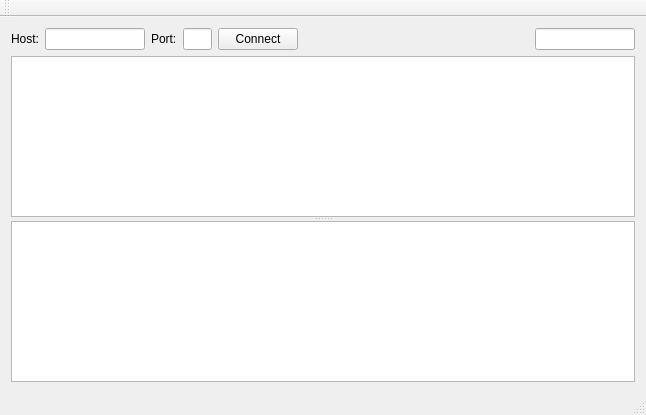
Above: repeater/mainwindow.ui from mocap-ca/vive before the change. Below: the same form after it.
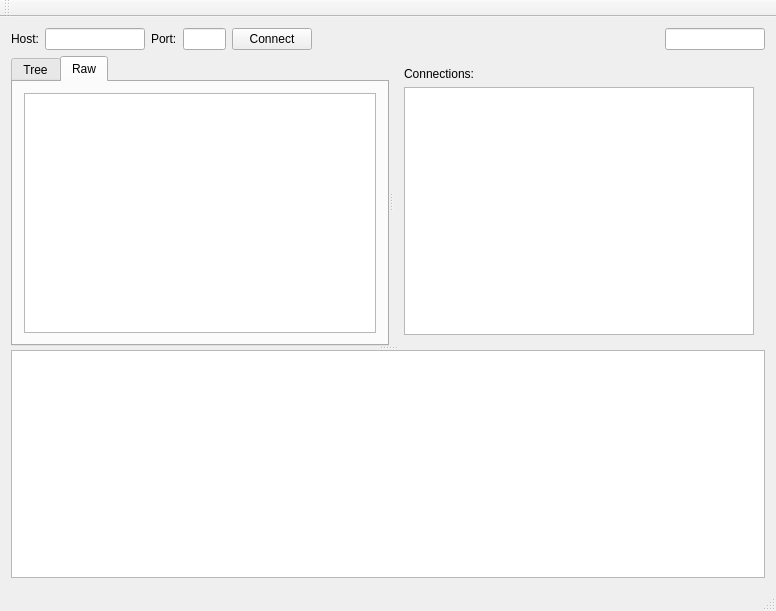
That is the form after the change.

Diff of the .ui file:
```diff
--- a/repeater/mainwindow.ui
+++ b/repeater/mainwindow.ui
@@ -6,15 +6,15 @@
    <rect>
     <x>0</x>
     <y>0</y>
-    <width>646</width>
-    <height>415</height>
+    <width>776</width>
+    <height>611</height>
    </rect>
   </property>
   <property name="windowTitle">
    <string>MainWindow</string>
   </property>
   <widget class="QWidget" name="centralWidget">
-   <layout class="QVBoxLayout" name="verticalLayout">
+   <layout class="QVBoxLayout" name="verticalLayout_4">
     <item>
      <layout class="QHBoxLayout" name="horizontalLayout" stretch="0,2,0,1,0,8,0">
       <item>
@@ -101,11 +101,54 @@
      </layout>
     </item>
     <item>
-     <widget class="QSplitter" name="splitter">
+     <widget class="QSplitter" name="splitter_2">
       <property name="orientation">
        <enum>Qt::Vertical</enum>
       </property>
-      <widget class="QListView" name="listView"/>
+      <widget class="QSplitter" name="splitter">
+       <property name="orientation">
+        <enum>Qt::Horizontal</enum>
+       </property>
+       <widget class="QTabWidget" name="tabWidget">
+        <property name="currentIndex">
+         <number>1</number>
+        </property>
+        <widget class="QWidget" name="TreeTab">
+         <attribute name="title">
+          <string>Tree</string>
+         </attribute>
+         <layout class="QVBoxLayout" name="verticalLayout_3">
+          <item>
+           <widget class="QTreeView" name="treeViewData"/>
+          </item>
+         </layout>
+        </widget>
+        <widget class="QWidget" name="RawTab">
+         <attribute name="title">
+          <string>Raw</string>
+         </attribute>
+         <layout class="QVBoxLayout" name="verticalLayout_2">
+          <item>
+           <widget class="QTextEdit" name="textEditData"/>
+          </item>
+         </layout>
+        </widget>
+       </widget>
+       <widget class="QWidget" name="verticalLayoutWidget">
+        <layout class="QVBoxLayout" name="verticalLayout">
+         <item>
+          <widget class="QLabel" name="label_3">
+           <property name="text">
+            <string>Connections:</string>
+           </property>
+          </widget>
+         </item>
+         <item>
+          <widget class="QListView" name="listViewConnections"/>
+         </item>
+        </layout>
+       </widget>
+      </widget>
       <widget class="QTextEdit" name="textEditLog"/>
      </widget>
     </item>
```
Left out of the diff: 2 changed lines with no effect on the pictures.
